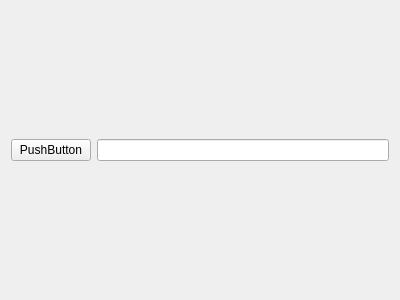
This is src/customwidgets/deviceform.ui in ModbusScope/ModbusScope as Qt 5 draws it before an edit. The edited form follows.
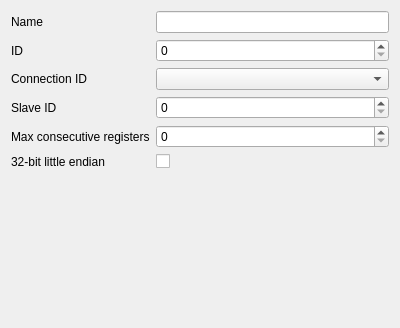
This is the edited form.

What changed in the file:
```diff
--- a/src/customwidgets/deviceform.ui
+++ b/src/customwidgets/deviceform.ui
@@ -7,27 +7,94 @@
     <x>0</x>
     <y>0</y>
     <width>400</width>
-    <height>300</height>
+    <height>328</height>
    </rect>
   </property>
   <property name="windowTitle">
    <string>Form</string>
   </property>
-  <layout class="QHBoxLayout" name="horizontalLayout_2">
+  <layout class="QVBoxLayout" name="verticalLayout">
    <item>
-    <layout class="QHBoxLayout" name="horizontalLayout">
-     <item>
-      <widget class="QPushButton" name="pushButton">
+    <layout class="QGridLayout" name="gridLayout">
+     <item row="2" column="0">
+      <widget class="QLabel" name="label_3">
        <property name="text">
-        <string>PushButton</string>
+        <string>Connection ID</string>
        </property>
       </widget>
      </item>
-     <item>
-      <widget class="QLineEdit" name="lineEdit"/>
+     <item row="0" column="1">
+      <widget class="QLineEdit" name="lineName"/>
+     </item>
+     <item row="1" column="1">
+      <widget class="QSpinBox" name="spinId"/>
+     </item>
+     <item row="3" column="1">
+      <widget class="QSpinBox" name="spinSlaveId"/>
+     </item>
+     <item row="3" column="0">
+      <widget class="QLabel" name="label_4">
+       <property name="text">
+        <string>Slave ID</string>
+       </property>
+      </widget>
+     </item>
+     <item row="2" column="1">
+      <widget class="QComboBox" name="comboConnection"/>
+     </item>
+     <item row="4" column="0">
+      <widget class="QLabel" name="label_5">
+       <property name="text">
+        <string>Max consecutive registers</string>
+       </property>
+      </widget>
+     </item>
+     <item row="0" column="0">
+      <widget class="QLabel" name="label">
+       <property name="text">
+        <string>Name</string>
+       </property>
+      </widget>
+     </item>
+     <item row="1" column="0">
+      <widget class="QLabel" name="label_2">
+       <property name="text">
+        <string>ID</string>
+       </property>
+      </widget>
+     </item>
+     <item row="4" column="1">
+      <widget class="QSpinBox" name="spinConsecutiveMax"/>
+     </item>
+     <item row="5" column="0">
+      <widget class="QLabel" name="label_6">
+       <property name="text">
+        <string>32-bit little endian</string>
+       </property>
+      </widget>
+     </item>
+     <item row="5" column="1">
+      <widget class="QCheckBox" name="checkEndianness">
+       <property name="text">
+        <string/>
+       </property>
+      </widget>
      </item>
     </layout>
    </item>
+   <item>
+    <spacer name="verticalSpacer">
+     <property name="orientation">
+      <enum>Qt::Orientation::Vertical</enum>
+     </property>
+     <property name="sizeHint" stdset="0">
+      <size>
+       <width>20</width>
+       <height>40</height>
+      </size>
+     </property>
+    </spacer>
+   </item>
   </layout>
  </widget>
  <resources/>
```
